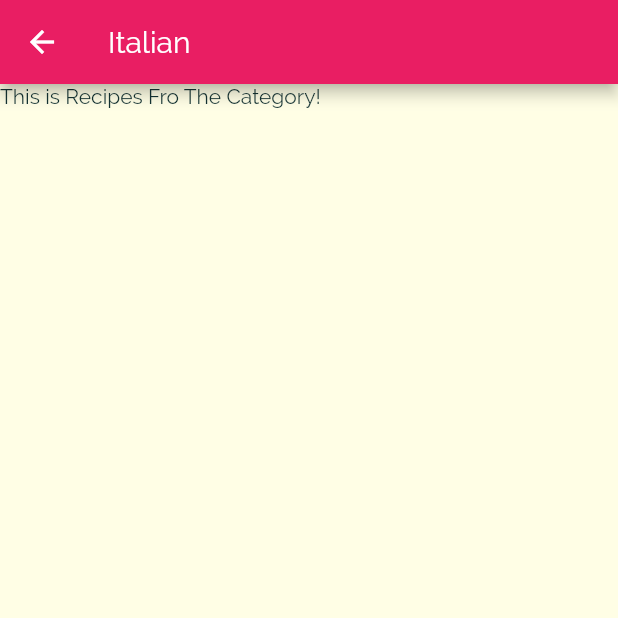
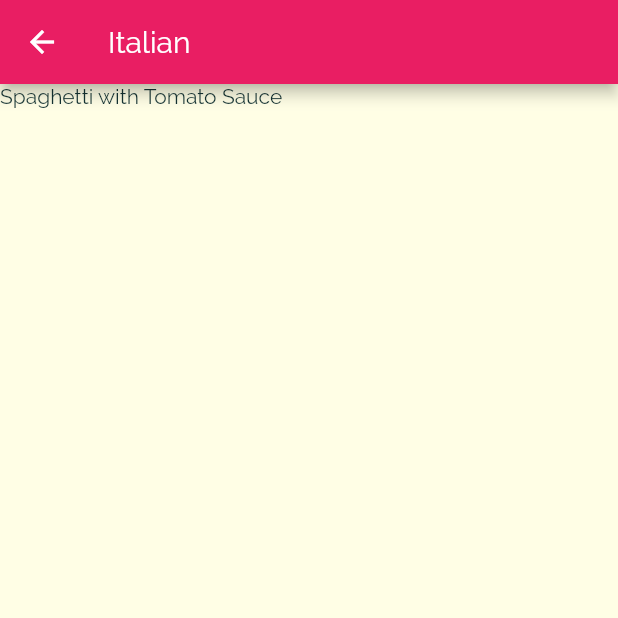
Before and after one commit to LeftTwixWand/MealsApp, a Flutter app: the screen it shows after launch, after a tap on "Italian", on a phone screen of 412 x 824 dp, the top half of it. Run offline on Flutter 3.47's test engine with Material 2 defaults, Android fonts, the phone set to English and light mode, and no system bars.

Commit message:
Project structure refactoring

```diff
--- a/lib/main.dart
+++ b/lib/main.dart
@@ -1,6 +1,6 @@
 import 'package:flutter/material.dart';
-import './category_meals_screen.dart';
-import './categories_screen.dart';
+import './screens/category_meals_screen.dart';
+import './screens/categories_screen.dart';
 
 void main() => runApp(MyApp());
 
--- a/lib/categories_screen.dart
+++ b/lib/screens/categories_screen.dart
@@ -1,6 +1,6 @@
 import 'package:flutter/material.dart';
-import './category_item.dart';
-import './my_data.dart';
+import '../widgets/category_item.dart';
+import '../my_data.dart';
 
 class CategoriesScreen extends StatelessWidget {
   const CategoriesScreen() : super();
--- a/lib/category_meals_screen.dart
+++ b/lib/screens/category_meals_screen.dart
@@ -1,4 +1,5 @@
 import 'package:flutter/material.dart';
+import '../my_data.dart';
 
 class CategoryMealsScreen extends StatelessWidget {
   static const routeName = '/category-meals';
@@ -9,14 +10,19 @@ class CategoryMealsScreen extends StatelessWidget {
         ModalRoute.of(context)?.settings.arguments as Map<String, String>;
 
     final categoryId = routeArguments['id'];
-
     final categoryTitle = routeArguments['title'];
+    final categoryMeals = MY_MEALS
+        .where((element) => element.categories.contains(categoryId))
+        .toList();
 
     return Scaffold(
       appBar: AppBar(
         title: Text(categoryTitle ?? 'Default category name'),
       ),
-      body: Text('This is Recipes Fro The Category!'),
+      body: ListView.builder(
+        itemBuilder: (ctx, index) => Text(categoryMeals[index].title),
+        itemCount: categoryMeals.length,
+      ),
     );
   }
 }
--- a/lib/category_item.dart
+++ b/lib/widgets/category_item.dart
@@ -1,5 +1,5 @@
 import 'package:flutter/material.dart';
-import './category_meals_screen.dart';
+import '../screens/category_meals_screen.dart';
 
 class CategoryItem extends StatelessWidget {
   final String id;
```
Also changed, not shown: lib/widgets/meal_item.dart (added).
